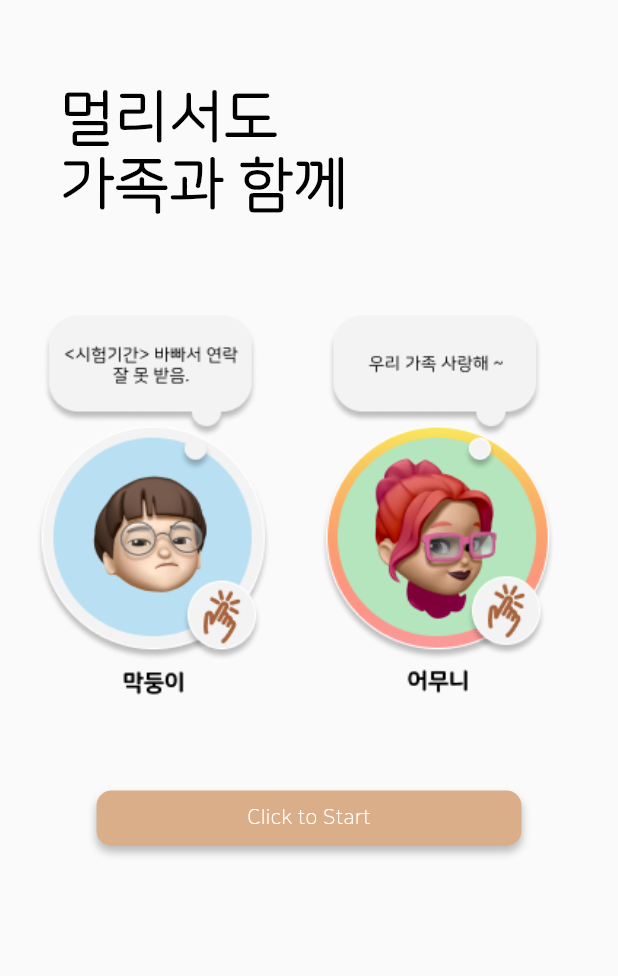
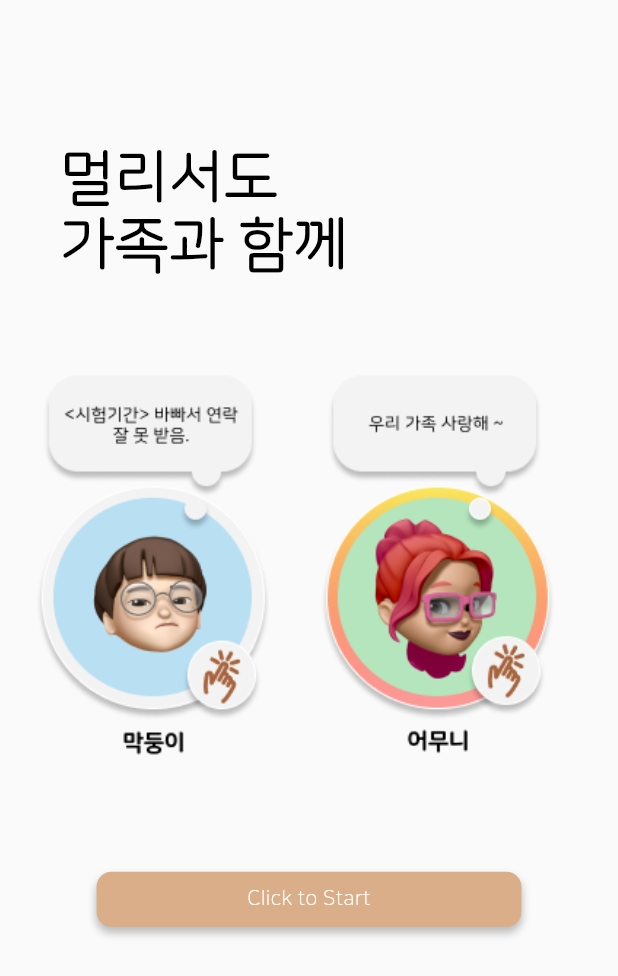
Before and after one commit to Inthon-6team/inthon-6team.github.io, a Flutter app: the screen it shows after launch, on a phone screen of 412 x 824 dp. Shown: the top 976 px of the screen. Run offline on Flutter 3.47's test engine with Material 2 defaults, Android fonts, the phone set to English and light mode, and no system bars; our stand-ins replace dio, firebase_core, firebase_messaging, flutter_local_notifications, flutter_svg, get and 1 more; accounts and stored records are empty.

Commit message:
디자인 보완

```diff
--- a/lib/components/image_data.dart
+++ b/lib/components/image_data.dart
@@ -38,10 +38,12 @@ class IconsPath {
   static String get click => 'assets/svg/click.svg';
   static String get profile => 'assets/svg/profile.svg';
   static String get pencil => 'assets/svg/pencil.svg';
+  static String get add => 'assets/svg/add.svg';
 
   static String get intro1 => 'assets/images/intro1.png';
   static String get intro2 => 'assets/images/intro2.png';
   static String get intro3 => 'assets/images/intro3.png';
+  static String get intro4 => 'assets/images/intro4.png';
 
   static String get googlelogo => 'assets/images/google_logo.png';
   static String get inhomeLogo => 'assets/images/inhome_logo.png';
@@ -50,4 +52,9 @@ class IconsPath {
   static String get unpressedintro => 'assets/images/intro_unpressed.png';
 
   static String get story => 'assets/images/story.png';
+
+  static String get chatBox => 'assets/images/chatBox.png';
+  static String get alarm => 'assets/images/alarm.png';
+
+  static String get myPage => 'assets/images/myPage.png';
 }
--- a/lib/pages/intro.dart
+++ b/lib/pages/intro.dart
@@ -22,23 +22,20 @@ class Intro extends StatelessWidget {
         body: Column(
           crossAxisAlignment: CrossAxisAlignment.start,
           children: [
-            Container(
-              margin: EdgeInsets.only(left: 40),
-              child: Text(
-                "멀리서도\n가족과 함께",
-                style: TextStyle(
-                  fontSize: 40,
-                  fontWeight: FontWeight.w800,
-                  color: Color(0xff000000),
-                ),
+            Expanded(
+              child: PageView(
+                children: [
+                  buildPageView(
+                    "멀리서도\n가족과 함께",
+                    IconsPath.intro3,
+                  ),
+                  buildPageView(
+                    "어디서나\n집처럼 소통하기",
+                    IconsPath.intro4,
+                  ),
+                ],
               ),
             ),
-            Container(
-              width: 393,
-              height: 351,
-              child: ImageData(IconsPath.intro3),
-            ),
-            SizedBox(height: 30),
             GestureDetector(
               onTap: () async {
                 final preferences = await SharedPreferences.getInstance();
@@ -59,7 +56,8 @@ class Intro extends StatelessWidget {
                 }
               },
               child: Container(
-                margin: EdgeInsets.only(left: (size.width - 283.238) / 2),
+                margin: EdgeInsets.only(
+                    left: (size.width - 283.238) / 2, bottom: size.height / 4),
                 width: 283.238,
                 height: 36.813,
                 decoration: BoxDecoration(
@@ -90,3 +88,30 @@ class Intro extends StatelessWidget {
         ));
   }
 }
+
+Widget buildPageView(String text, String imagePath) {
+  return Column(
+    crossAxisAlignment: CrossAxisAlignment.start,
+    children: [
+      Container(
+        margin: EdgeInsets.only(left: 40, top: 40),
+        child: Text(
+          text,
+          style: TextStyle(
+            fontSize: 40,
+            fontWeight: FontWeight.w800,
+            color: Color(0xff000000),
+          ),
+        ),
+      ),
+      Container(
+        width: 393,
+        height: 351,
+        child: ImageData(imagePath),
+      ),
+      /*Expanded(
+        child: ImageData(imagePath),
+      ),*/
+    ],
+  );
+}
```
Also changed, not shown: lib/components/profile.dart (+12 -24 lines), lib/pages/chat.dart (+49 -2 lines), lib/pages/home.dart (+5 -3 lines), lib/pages/mypage.dart (+33 -2 lines), lib/pages/notice.dart (+17 -6 lines), assets/images/alarm.png (added), assets/images/chatBox.png (added), assets/images/myPage.png (added), assets/svg/add.svg (added), 1 other file.
